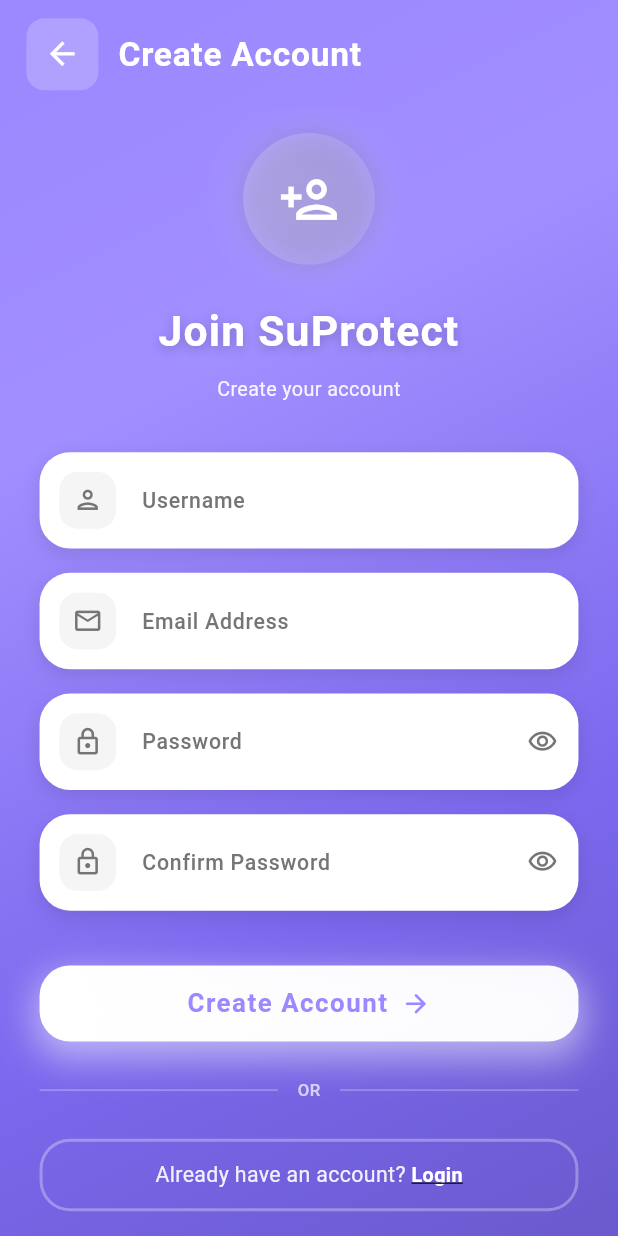
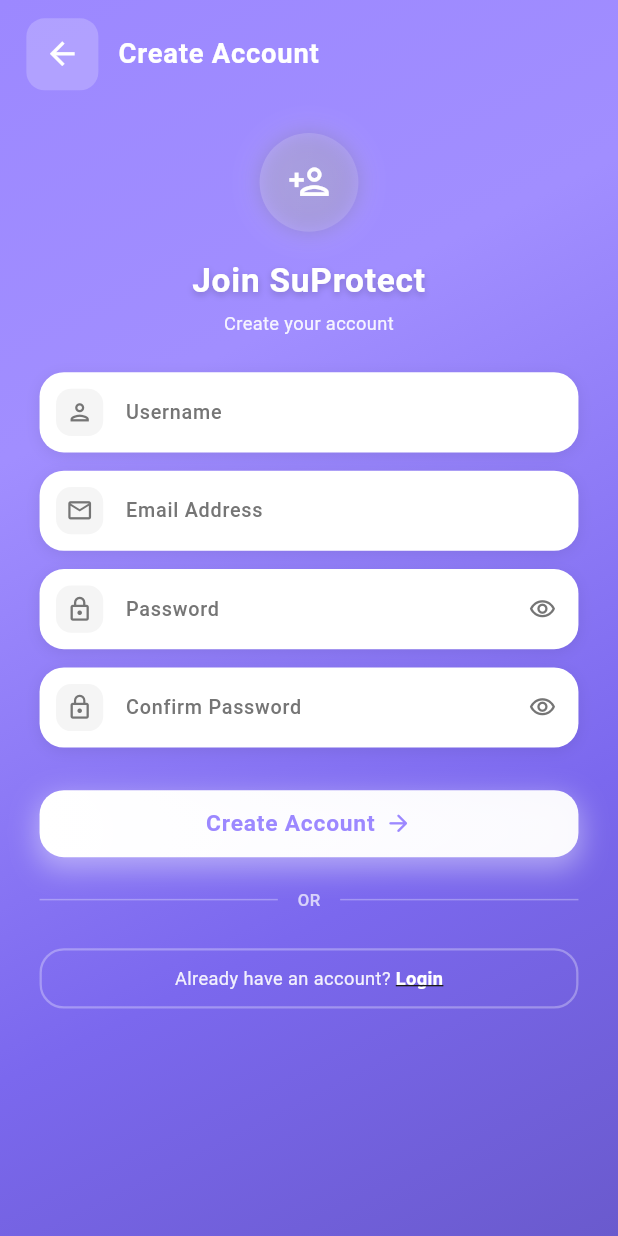
Before and after one commit to mosafarazaraaliporian/SuProtect, a Flutter app: the SignUpScreen screen opened directly, on a phone screen of 412 x 824 dp. Run offline on Flutter 3.47's test engine with Material 3 defaults, Android fonts, the phone set to English and light mode, and no system bars; our stand-ins replace dio, file_picker, firebase_analytics, firebase_core, firebase_crashlytics, firebase_messaging and 3 more; accounts and stored records are empty; network calls fail.

Commit message:
Fix tour guide: Center step 2 tooltip, improve FAB detection, simplify Telegram link, make signup screen minimal

```diff
--- a/lib/screens/home_screen.dart
+++ b/lib/screens/home_screen.dart
@@ -237,21 +237,42 @@ class _HomeScreenState extends State<HomeScreen> {
         description = 'Tap the + button to upload your APK file for protection.';
         targetKey = widget.fabKey;
         LoggerService.d('HomeScreen', 'Tour step 2: Upload button (FAB)');
+        // Try to find FAB from Scaffold if key is not available
+        if (targetKey?.currentContext == null) {
+          // Wait a bit more and try to find Scaffold
+          await Future.delayed(const Duration(milliseconds: 300));
+          final scaffold = context.findAncestorWidgetOfExactType<Scaffold>();
+          if (scaffold != null && mounted) {
+            // FAB should be available now
+            LoggerService.d('HomeScreen', 'Scaffold found, waiting for FAB');
+          }
+        }
         break;
     }
 
     // Wait for widget to be fully rendered
-    await Future.delayed(const Duration(milliseconds: 200));
+    // For FAB (step 2), wait longer as it might not be visible yet
+    int waitTime = _tourStep == 2 ? 500 : 200;
+    await Future.delayed(Duration(milliseconds: waitTime));
     if (!mounted) {
       _notifyTourState(false);
       return;
     }
 
     // Wait for target key to be available
+    // For FAB, try more times and wait longer
+    int maxAttempts = _tourStep == 2 ? 30 : 20;
+    int waitInterval = _tourStep == 2 ? 150 : 100;
     int attempts = 0;
-    while (attempts < 20 && mounted && (targetKey?.currentContext == null)) {
-      await Future.delayed(const Duration(milliseconds: 100));
+
+    while (attempts < maxAttempts && mounted && (targetKey?.currentContext == null)) {
+      await Future.delayed(Duration(milliseconds: waitInterval));
       attempts++;
+
+      // Force a rebuild to ensure FAB is rendered
+      if (_tourStep == 2 && attempts % 5 == 0 && mounted) {
+        setState(() {});
+      }
     }
 
     if (targetKey?.currentContext == null || !mounted) {
@@ -329,8 +350,12 @@ class _HomeScreenState extends State<HomeScreen> {
       if (_tourStep == 2) {
         // FAB - show above
         tooltipTop = (position.dy - tooltipHeight - 20).clamp(20.0, screenHeight - tooltipHeight - 20);
+      } else if (_tourStep == 1) {
+        // Welcome section - center vertically on screen
+        tooltipTop = (screenHeight / 2) - (tooltipHeight / 2);
+        tooltipTop = tooltipTop.clamp(20.0, screenHeight - tooltipHeight - 20);
       } else {
-        // Stories/Welcome - show below first, then above if not enough space
+        // Stories - show below first, then above if not enough space
         tooltipTop = position.dy + size.height + 20;
         if (tooltipTop + tooltipHeight > screenHeight - 20) {
           tooltipTop = (position.dy - tooltipHeight - 20).clamp(20.0, screenHeight - tooltipHeight - 20);
@@ -643,26 +668,12 @@ class _HomeScreenState extends State<HomeScreen> {
         actionIcon: Icons.telegram,
         onActionTap: () async {
           try {
-            // Try using tg:// protocol first (works better for invite links)
-            final tgUrl = Uri.parse('tg://join?invite=N5X_RGNw_FJkM2Q0');
-            final httpsUrl = Uri.parse('https://t.me/+N5X_RGNw_FJkM2Q0');
-
-            // Try tg:// first
-            if (await canLaunchUrl(tgUrl)) {
-              await launchUrl(tgUrl, mode: LaunchMode.externalApplication);
-            }
-            // Fallback to https://
-            else if (await canLaunchUrl(httpsUrl)) {
-              await launchUrl(httpsUrl, mode: LaunchMode.externalApplication);
-            }
-            // If both fail, try opening in browser
-            else {
-              final webUrl = Uri.parse('https://t.me/+N5X_RGNw_FJkM2Q0');
-              if (await canLaunchUrl(webUrl)) {
-                await launchUrl(webUrl, mode: LaunchMode.externalApplication);
-              } else {
-                throw Exception('Could not launch URL');
-              }
+            // Use only https:// link - works in browser and Telegram app
+            final url = Uri.parse('https://t.me/+N5X_RGNw_FJkM2Q0');
+            if (await canLaunchUrl(url)) {
+              await launchUrl(url, mode: LaunchMode.externalApplication);
+            } else {
+              throw Exception('Could not launch URL');
             }
           } catch (e) {
             LoggerService.e('HomeScreen', 'Error opening Telegram channel', e);
@@ -670,7 +681,7 @@ class _HomeScreenState extends State<HomeScreen> {
               ScaffoldMessenger.of(context).showSnackBar(
                 SnackBar(
                   content: Text(
-                    'Could not open Telegram. Please install Telegram app or try opening manually: https://t.me/+N5X_RGNw_FJkM2Q0',
+                    'Could not open Telegram. Please try opening manually: https://t.me/+N5X_RGNw_FJkM2Q0',
                     style: TextStyle(fontSize: 12.sp),
                   ),
                   duration: const Duration(seconds: 5),
--- a/lib/screens/signup_screen.dart
+++ b/lib/screens/signup_screen.dart
@@ -141,17 +141,17 @@ class _SignUpScreenState extends State<SignUpScreen> with SingleTickerProviderSt
       builder: (context, child) {
         final isFocused = focusNode.hasFocus;
         return Container(
-          margin: EdgeInsets.only(bottom: 16.h),
+          margin: EdgeInsets.only(bottom: 12.h),
           decoration: BoxDecoration(
-            borderRadius: BorderRadius.circular(20.r),
+            borderRadius: BorderRadius.circular(16.r),
             boxShadow: [
               BoxShadow(
                 color: isFocused
-                    ? const Color(0xFF9C88FF).withOpacity(0.4)
-                    : Colors.black.withOpacity(0.1),
-                blurRadius: isFocused ? 20 : 10,
-                spreadRadius: isFocused ? 2 : 0,
-                offset: Offset(0, isFocused ? 6.h : 4.h),
+                    ? const Color(0xFF9C88FF).withOpacity(0.3)
+                    : Colors.black.withOpacity(0.08),
+                blurRadius: isFocused ? 15 : 8,
+                spreadRadius: isFocused ? 1 : 0,
+                offset: Offset(0, isFocused ? 4.h : 2.h),
               ),
             ],
           ),
@@ -160,27 +160,27 @@ class _SignUpScreenState extends State<SignUpScreen> with SingleTickerProviderSt
             focusNode: focusNode,
             obscureText: obscureText,
             keyboardType: keyboardType,
-            style: TextStyle(fontSize: 15.sp, fontWeight: FontWeight.w500),
+            style: TextStyle(fontSize: 14.sp, fontWeight: FontWeight.w500),
             decoration: InputDecoration(
               labelText: label,
               labelStyle: TextStyle(
                 color: isFocused ? const Color(0xFF9C88FF) : Colors.grey[600],
-                fontSize: 14.sp,
+                fontSize: 13.sp,
                 fontWeight: FontWeight.w500,
               ),
               prefixIcon: Container(
-                margin: EdgeInsets.all(12.w),
-                padding: EdgeInsets.all(8.w),
+                margin: EdgeInsets.all(10.w),
+                padding: EdgeInsets.all(6.w),
                 decoration: BoxDecoration(
                   color: isFocused
                       ? const Color(0xFF9C88FF).withOpacity(0.1)
                       : Colors.grey[100],
-                  borderRadius: BorderRadius.circular(12.r),
+                  borderRadius: BorderRadius.circular(10.r),
                 ),
                 child: Icon(
                   icon,
                   color: isFocused ? const Color(0xFF9C88FF) : Colors.grey[600],
-                  size: 20.sp,
+                  size: 18.sp,
                 ),
               ),
               suffixIcon: showSuffixIcon
@@ -188,27 +188,27 @@ class _SignUpScreenState extends State<SignUpScreen> with SingleTickerProviderSt
                       icon: Icon(
                         obscureText ? Icons.visibility_outlined : Icons.visibility_off_outlined,
                         color: Colors.grey[600],
-                        size: 20.sp,
+                        size: 18.sp,
                       ),
                       onPressed: onSuffixTap,
                     )
                   : null,
               border: OutlineInputBorder(
-                borderRadius: BorderRadius.circular(20.r),
+                borderRadius: BorderRadius.circular(16.r),
                 borderSide: BorderSide(
                   color: isFocused ? const Color(0xFF9C88FF) : Colors.transparent,
                   width: 2,
                 ),
               ),
               enabledBorder: OutlineInputBorder(
-                borderRadius: BorderRadius.circular(20.r),
+                borderRadius: BorderRadius.circular(16.r),
                 borderSide: BorderSide(
                   color: isFocused ? const Color(0xFF9C88FF) : Colors.transparent,
                   width: 2,
                 ),
               ),
               focusedBorder: OutlineInputBorder(
-                borderRadius: BorderRadius.circular(20.r),
+                borderRadius: BorderRadius.circular(16.r),
                 borderSide: const BorderSide(
                   color: Color(0xFF9C88FF),
                   width: 2,
@@ -216,7 +216,7 @@ class _SignUpScreenState extends State<SignUpScreen> with SingleTickerProviderSt
               ),
               filled: true,
               fillColor: Colors.white,
-              contentPadding: EdgeInsets.symmetric(horizontal: 16.w, vertical: 14.h),
+              contentPadding: EdgeInsets.symmetric(horizontal: 14.w, vertical: 12.h),
             ),
             validator: validator,
           ),
@@ -273,7 +273,7 @@ class _SignUpScreenState extends State<SignUpScreen> with SingleTickerProviderSt
                             Text(
                               'Create Account',
                               style: TextStyle(
-                                fontSize: 22.sp,
+                                fontSize: 18.sp,
                                 fontWeight: FontWeight.bold,
                                 color: Colors.white,
                                 letterSpacing: 0.5,
@@ -291,7 +291,7 @@ class _SignUpScreenState extends State<SignUpScreen> with SingleTickerProviderSt
                             child: Column(
                               crossAxisAlignment: CrossAxisAlignment.stretch,
                               children: [
-                                // Animated Icon
+                                // Animated Icon - smaller
                                 TweenAnimationBuilder<double>(
                                   tween: Tween(begin: 0.0, end: 1.0),
                                   duration: const Duration(milliseconds: 800),
@@ -300,9 +300,9 @@ class _SignUpScreenState extends State<SignUpScreen> with SingleTickerProviderSt
                                     return Transform.scale(
                                       scale: value,
                                       child: Container(
-                                        width: 80.w,
-                                        height: 80.w,
-                                        margin: EdgeInsets.only(bottom: 24.h),
+                                        width: 60.w,
+                                        height: 60.w,
+                                        margin: EdgeInsets.only(bottom: 16.h),
                                         decoration: BoxDecoration(
                                           shape: BoxShape.circle,
                                           gradient: LinearGradient(
@@ -317,19 +317,19 @@ class _SignUpScreenState extends State<SignUpScreen> with SingleTickerProviderSt
                                           boxShadow: [
                                             BoxShadow(
                                               color: Colors.white.withOpacity(0.2),
-                                              blurRadius: 20,
-                                              spreadRadius: 3,
+                                              blurRadius: 15,
+                                              spreadRadius: 2,
                                             ),
                                             BoxShadow(
                                               color: Colors.black.withOpacity(0.15),
-                                              blurRadius: 15,
+                                              blurRadius: 10,
                                               spreadRadius: 1,
                                             ),
                                           ],
                                         ),
                                         child: Icon(
                                           Icons.person_add_outlined,
-                                          size: 40.sp,
+                                          size: 28.sp,
                                           color: Colors.white,
                                         ),
                                       ),
@@ -339,31 +339,31 @@ class _SignUpScreenState extends State<SignUpScreen> with SingleTickerProviderSt
                                 Text(
                                   'Join SuProtect',
                                   style: TextStyle(
-                                    fontSize: 28.sp,
+                                    fontSize: 22.sp,
                                     fontWeight: FontWeight.bold,
                                     color: Colors.white,
-                                    letterSpacing: 0.8,
+                                    letterSpacing: 0.5,
                                     shadows: [
                                       Shadow(
                                         color: Colors.black.withOpacity(0.2),
-                                        blurRadius: 8,
+                                        blurRadius: 6,
                                         offset: Offset(0, 2.h),
                                       ),
                                     ],
                                   ),
                                   textAlign: TextAlign.center,
                                 ),
-                                SizedBox(height: 8.h),
+                                SizedBox(height: 4.h),
                                 Text(
                                   'Create your account',
                                   style: TextStyle(
-                                    fontSize: 13.sp,
+                                    fontSize: 12.sp,
                                     color: Colors.white.withOpacity(0.9),
                                     fontWeight: FontWeight.w400,
                                   ),
                                   textAlign: TextAlign.center,
                                 ),
-                                SizedBox(height: 32.h),
+                                SizedBox(height: 24.h),
                                 // Username field
                                 _buildTextField(
                                   controller: _usernameController,
@@ -443,12 +443,12 @@ class _SignUpScreenState extends State<SignUpScreen> with SingleTickerProviderSt
                                     return null;
                                   },
                                 ),
-                            SizedBox(height: 20.h),
-                            // Sign up button
+                            SizedBox(height: 16.h),
+                            // Sign up button - smaller
                             Container(
-                              height: 50.h,
+                              height: 44.h,
                                   decoration: BoxDecoration(
-                                    borderRadius: BorderRadius.circular(20.r),
+                                    borderRadius: BorderRadius.circular(16.r),
                                     gradient: LinearGradient(
                                       colors: [
                                         Colors.white,
@@ -457,10 +457,10 @@ class _SignUpScreenState extends State<SignUpScreen> with SingleTickerProviderSt
                                     ),
                                     boxShadow: [
                                       BoxShadow(
-                                        color: Colors.white.withOpacity(0.5),
-                                        blurRadius: 20,
-                                        spreadRadius: 3,
-                                        offset: Offset(0, 8.h),
+                                        color: Colors.white.withOpacity(0.4),
+                                        blurRadius: 15,
+                                        spreadRadius: 2,
+                                        offset: Offset(0, 6.h),
                                       ),
                                     ],
                                   ),
@@ -470,14 +470,14 @@ class _SignUpScreenState extends State<SignUpScreen> with SingleTickerProviderSt
                                       backgroundColor: Colors.transparent,
                                       shadowColor: Colors.transparent,
                                       shape: RoundedRectangleBorder(
-                                        borderRadius: BorderRadius.circular(20.r),
+                                        borderRadius: BorderRadius.circular(16.r),
                                       ),
                                       elevation: 0,
                                     ),
                                     child: _isLoading
                                         ? SizedBox(
-                                            height: 24.h,
-                                            width: 24.w,
+                                            height: 20.h,
+                                            width: 20.w,
                                             child: CircularProgressIndicator(
                                               strokeWidth: 2.5,
                                               valueColor: const AlwaysStoppedAnimation<Color>(Color(0xFF9C88FF)),
@@ -489,23 +489,23 @@ class _SignUpScreenState extends State<SignUpScreen> with SingleTickerProviderSt
                                               Text(
                                                 'Create Account',
                                                 style: TextStyle(
-                                                  fontSize: 17.sp,
+                                                  fontSize: 15.sp,
                                                   fontWeight: FontWeight.bold,
                                                   color: const Color(0xFF9C88FF),
-                                                  letterSpacing: 1,
+                                                  letterSpacing: 0.5,
                                                 ),
                                               ),
-                                              SizedBox(width: 8.w),
+                                              SizedBox(width: 6.w),
                                               Icon(
                                                 Icons.arrow_forward_rounded,
                                                 color: const Color(0xFF9C88FF),
-                                                size: 20.sp,
+                                                size: 18.sp,
                                               ),
                                             ],
                                           ),
                                   ),
                                 ),
-                            SizedBox(height: 24.h),
+                            SizedBox(height: 20.h),
                             // Divider
                             Row(
                               children: [
@@ -535,14 +535,14 @@ class _SignUpScreenState extends State<SignUpScreen> with SingleTickerProviderSt
                               ],
                             ),
                             SizedBox(height: 24.h),
-                            // Login link
+                            // Login link - smaller
                             Container(
-                              padding: EdgeInsets.symmetric(vertical: 12.h),
+                              padding: EdgeInsets.symmetric(vertical: 10.h),
                                   decoration: BoxDecoration(
-                                    borderRadius: BorderRadius.circular(20.r),
+                                    borderRadius: BorderRadius.circular(16.r),
                                     border: Border.all(
                                       color: Colors.white.withOpacity(0.3),
-                                      width: 2,
+                                      width: 1.5,
                                     ),
                                   ),
                                   child: Row(
@@ -551,7 +551,7 @@ class _SignUpScreenState extends State<SignUpScreen> with SingleTickerProviderSt
                                       Text(
                                         'Already have an account? ',
                                         style: TextStyle(
-                                          fontSize: 14.sp,
+                                          fontSize: 12.sp,
                                           color: Colors.white.withOpacity(0.9),
                                           fontWeight: FontWeight.w400,
                                         ),
@@ -563,7 +563,7 @@ class _SignUpScreenState extends State<SignUpScreen> with SingleTickerProviderSt
                                       child: Text(
                                         'Login',
                                         style: TextStyle(
-                                          fontSize: 13.sp,
+                                          fontSize: 12.sp,
                                           fontWeight: FontWeight.bold,
                                           color: Colors.white,
                                           decoration: TextDecoration.underline,
@@ -574,7 +574,7 @@ class _SignUpScreenState extends State<SignUpScreen> with SingleTickerProviderSt
                                     ],
                                   ),
                                 ),
-                                SizedBox(height: 20.h),
+                                SizedBox(height: 16.h),
                               ],
                             ),
                           ),
```
